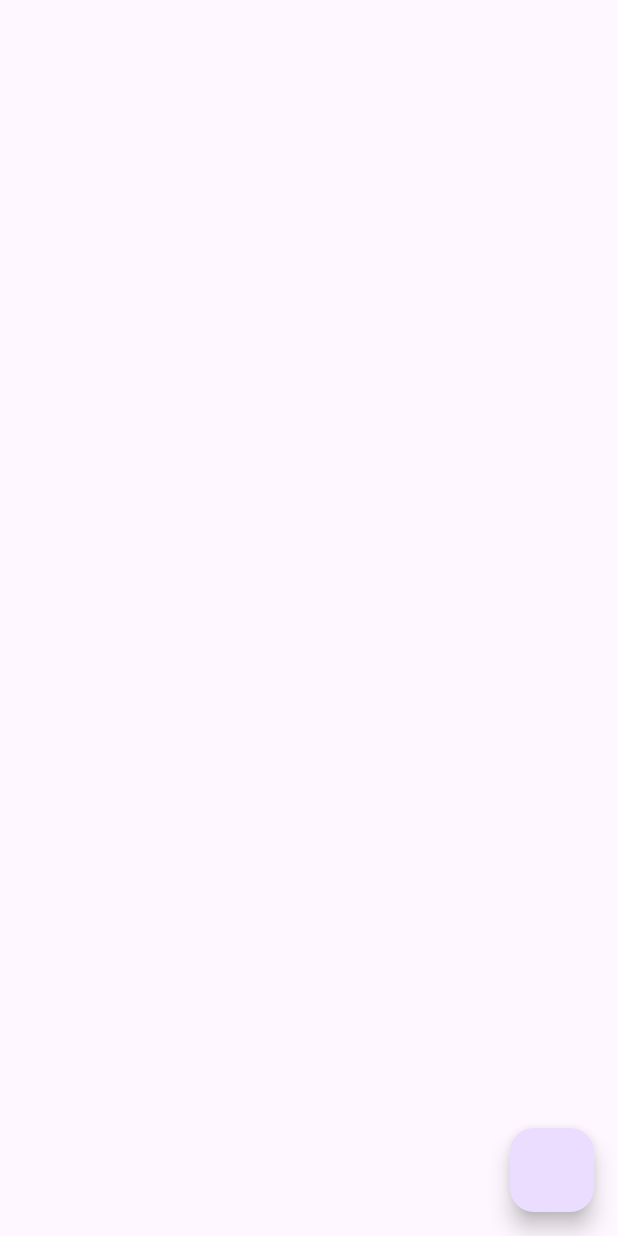
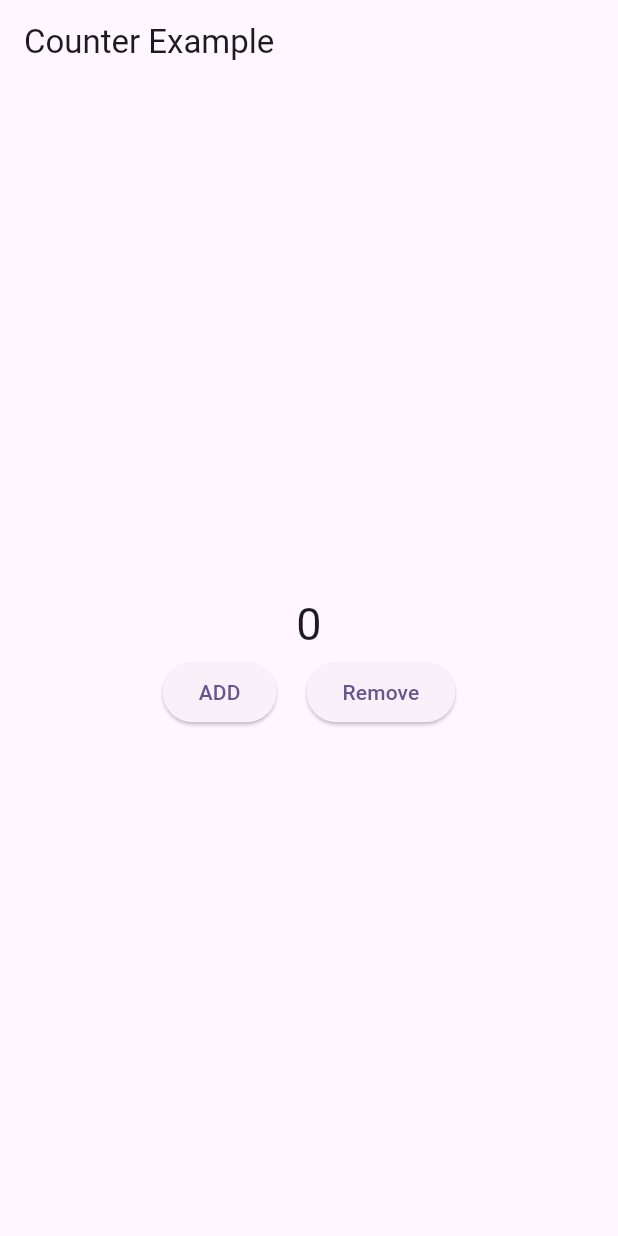
Before and after one commit to saadmomand6/Bloc, a Flutter app: the screen it shows after launch, on a phone screen of 412 x 824 dp. Run offline on Flutter 3.47's test engine with Material 3 defaults, Android fonts, the phone set to English and light mode, and no system bars; our stand-ins replace bloc, equatable, flutter_bloc.

Commit message:
counter app

```diff
--- /dev/null
+++ b/lib/View/counter_screen.dart
@@ -0,0 +1,40 @@
+import 'package:bloc_practice/bloc/counter/counter_bloc.dart';
+import 'package:bloc_practice/bloc/counter/counter_events.dart';
+import 'package:bloc_practice/bloc/counter/counter_state.dart';
+import 'package:flutter/material.dart';
+import 'package:flutter_bloc/flutter_bloc.dart';
+
+class CountersScreen extends StatelessWidget {
+  const CountersScreen({super.key});
+
+  @override
+  Widget build(BuildContext context) {
+    return Scaffold(
+      appBar: AppBar(
+        title: const Text('Counter Example'),
+      ),
+      body: Column(
+        mainAxisAlignment: MainAxisAlignment.center,
+        children: [
+          BlocBuilder<CounterBloc, CounterState>(
+            builder: (context, state){
+              return Text(state.counter.toString(), style: TextStyle(fontSize: 30),);
+          },
+          ),
+          Row(
+            mainAxisAlignment: MainAxisAlignment.center,
+            children: [
+              ElevatedButton(onPressed: () {
+                context.read<CounterBloc>().add(Increment());
+              }, child: const Text('ADD')),
+              SizedBox(width: 20,),
+              ElevatedButton(onPressed: () {
+                context.read<CounterBloc>().add(Decrement());
+              }, child: const Text('Remove'))
+            ],
+          )
+        ],
+      ),
+    );
+  }
+}
--- /dev/null
+++ b/lib/bloc/counter/counter_bloc.dart
@@ -0,0 +1,20 @@
+import 'package:bloc/bloc.dart';
+import 'package:bloc_practice/bloc/counter/counter_events.dart';
+import 'package:bloc_practice/bloc/counter/counter_state.dart';
+
+class CounterBloc extends Bloc<CounterEvent, CounterState>{
+  // CounterBloc(super.initialState);
+  CounterBloc() : super(CounterState()){
+    on<Increment>(_increment);
+    on<Decrement>(_decrement);
+  }
+  void _increment(Increment event, Emitter<CounterState> emit){
+    emit(state.copyWith(counterValue: state.counter + 1));//act as setstate
+  }
+  void _decrement(Decrement event, Emitter<CounterState> emit){
+    if (state.counter > 0) {
+    emit(state.copyWith(counterValue: state.counter - 1));
+    }
+
+  }
+}
--- /dev/null
+++ b/lib/bloc/counter/counter_events.dart
@@ -0,0 +1,9 @@
+import 'package:equatable/equatable.dart';
+
+abstract class CounterEvent extends Equatable {
+  const CounterEvent();
+  @override
+  List<Object?> get props => [];
+}
+class Increment extends CounterEvent {}
+class Decrement extends CounterEvent {}
--- /dev/null
+++ b/lib/bloc/counter/counter_state.dart
@@ -0,0 +1,14 @@
+import 'package:equatable/equatable.dart';
+
+class CounterState extends Equatable {
+  final int counter;
+  const CounterState({this.counter = 0});
+  @override
+  List<Object?> get props => [counter];
+
+  CounterState copyWith ({int? counterValue}){
+    return CounterState(
+      counter: counterValue ?? counter
+    );
+  }
+}
--- a/lib/main.dart
+++ b/lib/main.dart
@@ -1,5 +1,7 @@
-import 'package:bloc_practice/equatable_testing.dart';
+import 'package:bloc_practice/View/counter_screen.dart';
+import 'package:bloc_practice/bloc/counter/counter_bloc.dart';
 import 'package:flutter/material.dart';
+import 'package:flutter_bloc/flutter_bloc.dart';
 
 void main() {
   runApp(const MyApp());
@@ -9,13 +11,15 @@ class MyApp extends StatelessWidget {
   const MyApp({super.key});
   @override
   Widget build(BuildContext context) {
-    return MaterialApp(
-      title: 'Flutter Demo',
-      theme: ThemeData(
-        colorScheme: ColorScheme.fromSeed(seedColor: Colors.deepPurple),
-        useMaterial3: true,
-      ),
-      home: const EquatableTesting()
+    return BlocProvider(
+      create: (context) => CounterBloc(),
+      child: MaterialApp(
+          title: 'Flutter Demo',
+          theme: ThemeData(
+            colorScheme: ColorScheme.fromSeed(seedColor: Colors.deepPurple),
+            useMaterial3: true,
+          ),
+          home: const CountersScreen()),
     );
   }
 }
--- a/pubspec.yaml
+++ b/pubspec.yaml
@@ -36,6 +36,8 @@ dependencies:
   # Use with the CupertinoIcons class for iOS style icons.
   cupertino_icons: ^1.0.2
   equatable: ^2.0.5
+  flutter_bloc: ^8.1.5
+  bloc: ^8.1.4
 
 dev_dependencies:
   flutter_test:
```
Also changed, not shown: pubspec.lock.
